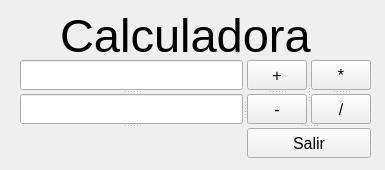
junyijie-eng/Calculadora, file calculadora.ui: the form before one commit.
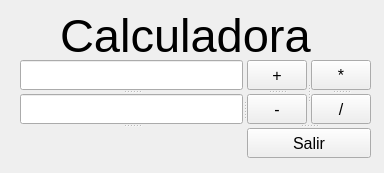
The form after the commit.

Commit message: operacion suma

What changed in the file:
```diff
--- a/calculadora.ui
+++ b/calculadora.ui
@@ -6,8 +6,8 @@
    <rect>
     <x>0</x>
     <y>0</y>
-    <width>385</width>
-    <height>170</height>
+    <width>384</width>
+    <height>173</height>
    </rect>
   </property>
   <property name="windowTitle">
```
Left out of the diff: 121 changed lines with no effect on the pictures.
